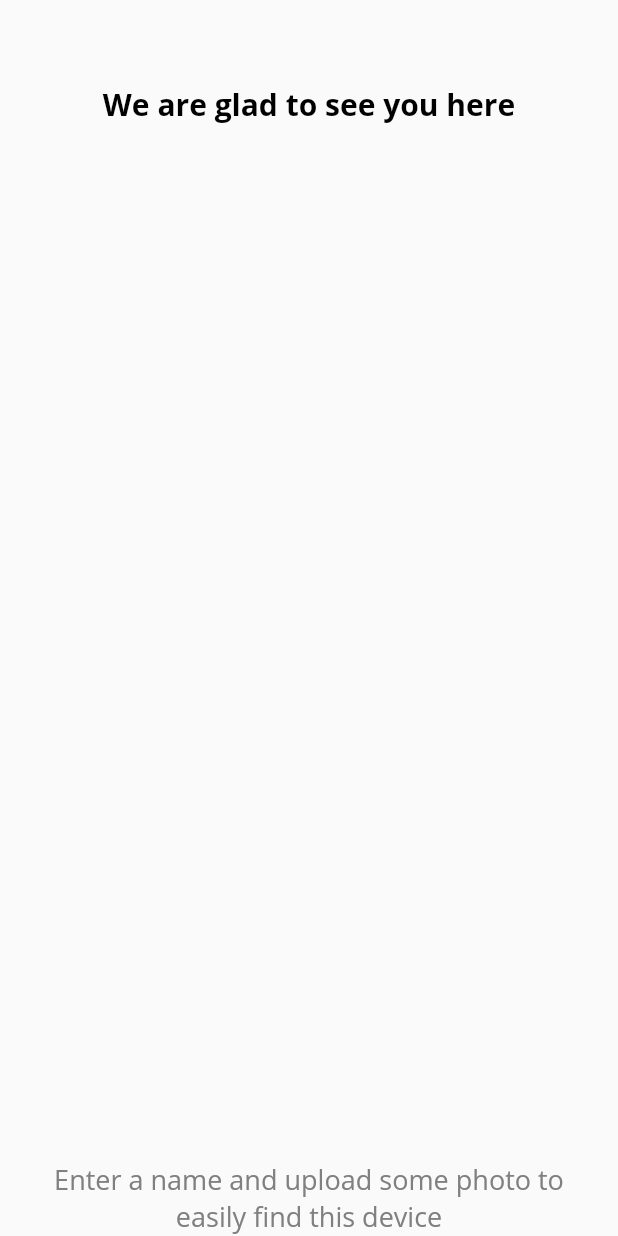
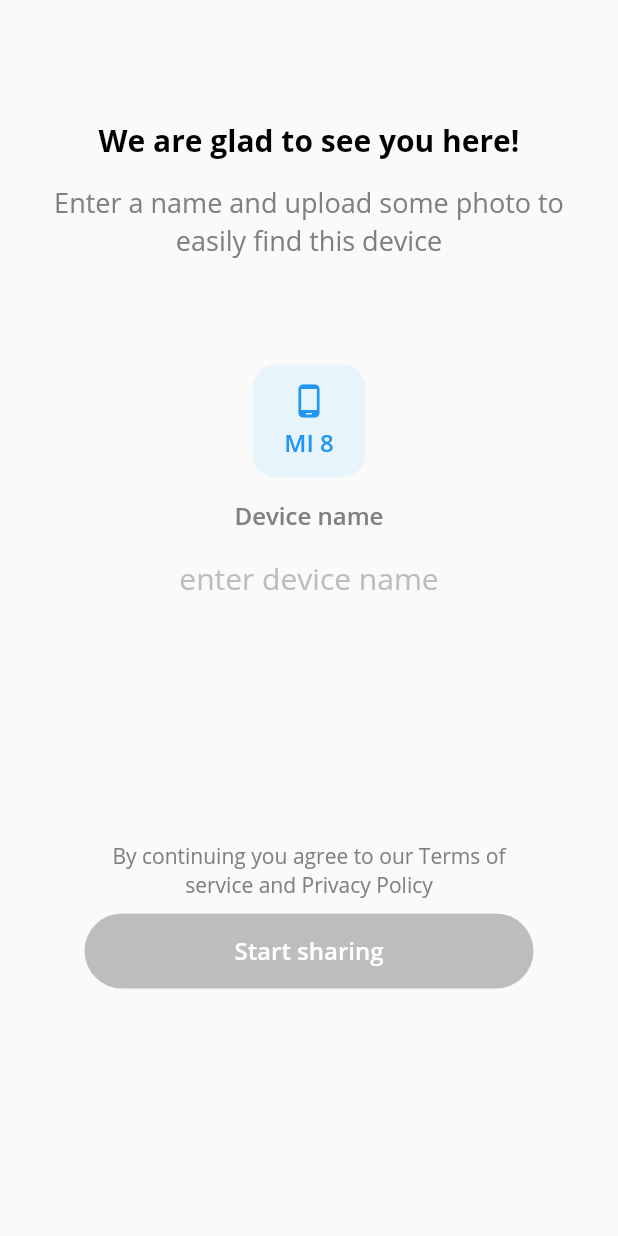
Before and after one commit to sudox-history/droply-mobile, a Flutter app: the screen it shows after launch, on a phone screen of 412 x 824 dp. Run offline on Flutter 3.47's test engine with Material 2 defaults, Android fonts, the phone set to English and light mode, and no system bars.

Commit message:
[BACKUP]

```diff
--- a/lib/app.dart
+++ b/lib/app.dart
@@ -1,11 +1,21 @@
 import 'package:droply/auth/auth_screen.dart';
+import 'package:droply/constants.dart';
+import 'package:flutter/cupertino.dart';
 import 'package:flutter/material.dart';
+import 'package:flutter/services.dart';
 
 class _AppState extends State<App> {
-
   @override
   Widget build(BuildContext context) {
-    return MaterialApp(title: "Droply", home: AuthScreen());
+    return AnnotatedRegion<SystemUiOverlayStyle>(
+        value: SystemUiOverlayStyle.light,
+        child: MaterialApp(
+            debugShowCheckedModeBanner: false,
+            title: "Droply",
+            theme: ThemeData(
+                visualDensity: VisualDensity.adaptivePlatformDensity,
+                cursorColor: AppColors.blue),
+            home: AuthScreen()));
   }
 }
 
--- a/lib/auth/auth_screen.dart
+++ b/lib/auth/auth_screen.dart
@@ -1,27 +1,53 @@
-import 'package:droply/styles.dart';
-import 'package:flutter/cupertino.dart';
+import 'package:droply/constants.dart';
 import 'package:flutter/material.dart';
+import 'package:flutter/painting.dart';
+import 'package:flutter/services.dart';
 
 class AuthScreen extends StatelessWidget {
   @override
   Widget build(BuildContext context) {
     return Scaffold(
-        body: SafeArea(
-            child: Container(
-      padding: EdgeInsets.only(left: 16, right: 16),
-      child: Column(mainAxisAlignment: MainAxisAlignment.spaceBetween, children: [
-        Padding(
-            padding: EdgeInsets.only(top: 56),
-            child: Text("We are glad to see you here",
-                textAlign: TextAlign.center,
+        resizeToAvoidBottomPadding: true,
+        body: Container(
+          height: double.infinity,
+          child: SingleChildScrollView(
+              physics: AlwaysScrollableScrollPhysics(),
+              padding: EdgeInsets.only(top: 80, left: 16, right: 16, bottom: 20),
+              child: GestureDetector(
+                onTap: () => FocusScope.of(context).unfocus(),
+                child: Column(children: [
+                  _buildWelcomeTitle(),
+                  SizedBox(height: 16),
+                  _buildWelcomeHint(),
+                  SizedBox(height: 70),
+                  _buildPhoneBox(),
+                  SizedBox(height: 15),
+                  _buildDeviceNameHint(),
+                  SizedBox(height: 5),
+                  _buildDeviceNameTextField(),
+                  SizedBox(height: 150),
+                  _buildLicenseText(),
+                  SizedBox(height: 10),
+                  _buildEnterButton()
+                ]),
+              )),
+        ));
+  }
+}
+
+Widget _buildWelcomeTitle() {
+  return Text(
+    "We are glad to see you here!",
     style: TextStyle(
         color: AppColors.headerTextColor,
         fontFamily: AppFonts.openSans,
         fontWeight: AppFonts.bold,
-                    fontSize: 20))),
-        Padding(
-            padding: EdgeInsets.only(top: 16),
-            child: Text(
+        fontSize: 20),
+  );
+}
+
+Widget _buildWelcomeHint() {
+  return Text(
     "Enter a name and upload some photo to easily find this device",
     textAlign: TextAlign.center,
     style: TextStyle(
@@ -29,8 +55,96 @@
         fontFamily: AppFonts.openSans,
         fontWeight: AppFonts.regular,
         fontSize: 18),
-            )),
-      ]),
-    )));
+  );
 }
+
+Widget _buildPhoneBox() {
+  return Container(
+      width: 75,
+      height: 75,
+      decoration: BoxDecoration(
+          color: AppColors.lightBlue, borderRadius: BorderRadius.all(Radius.circular(15))),
+      child: Column(
+        mainAxisAlignment: MainAxisAlignment.center,
+        children: [
+          Icon(Icons.phone_android, color: AppColors.blue),
+          Padding(
+            padding: EdgeInsets.only(top: 5),
+            child: Text("MI 8",
+                style: TextStyle(
+                    color: AppColors.blue,
+                    fontFamily: AppFonts.openSans,
+                    fontWeight: AppFonts.semibold,
+                    fontSize: 16)),
+          )
+        ],
+      ));
 }
+
+Widget _buildDeviceNameHint() {
+  return Text(
+    "Device name",
+    textAlign: TextAlign.center,
+    style: TextStyle(
+        color: AppColors.hint1TextColor,
+        fontFamily: AppFonts.openSans,
+        fontWeight: AppFonts.semibold,
+        fontSize: 16),
+  );
+}
+
+Widget _buildDeviceNameTextField() {
+  return TextField(
+      style: TextStyle(
+        color: AppColors.labelTextColor,
+        fontFamily: AppFonts.openSans,
+        fontWeight: AppFonts.regular,
+        fontSize: 20,
+      ),
+      inputFormatters: [LengthLimitingTextInputFormatter(25)],
+      textAlign: TextAlign.center,
+      decoration: InputDecoration(
+        border: InputBorder.none,
+        hintText: "enter device name",
+        hintStyle: TextStyle(
+          color: AppColors.hint2TextColor,
+          fontFamily: AppFonts.openSans,
+          fontWeight: AppFonts.regular,
+          fontSize: 20,
+        ),
+      ));
+}
+
+Widget _buildLicenseText() {
+  return Padding(
+      padding: EdgeInsets.only(left: 40, right: 40),
+      child: Text(
+        "By continuing you agree to our Terms of service and Privacy Policy",
+        textAlign: TextAlign.center,
+        style: TextStyle(
+            color: AppColors.hint1TextColor,
+            fontFamily: AppFonts.openSans,
+            fontWeight: AppFonts.regular,
+            fontSize: 14),
+      ));
+}
+
+Widget _buildEnterButton() {
+  return FlatButton(
+    color: AppColors.blue,
+    disabledColor: AppColors.hint2TextColor,
+    padding: EdgeInsets.only(left: 100, right: 100, top: 14, bottom: 14),
+    shape: RoundedRectangleBorder(
+      borderRadius: BorderRadius.circular(25),
+    ),
+    child: Text(
+      "Start sharing",
+      textAlign: TextAlign.center,
+      style: TextStyle(
+          color: AppColors.whiteColor,
+          fontFamily: AppFonts.openSans,
+          fontWeight: AppFonts.semibold,
+          fontSize: 16),
+    ),
+  );
+}
--- a/lib/styles.dart
+++ b/lib/constants.dart
@@ -2,7 +2,13 @@
 
 class AppColors {
   static final headerTextColor = Colors.black;
+  static final whiteColor = Colors.white;
+  static final labelTextColor = Color(0xFF424242);
   static final hint1TextColor = Color(0xFF808080);
+  static final hint2TextColor = Color(0xFFBDBDBD);
+
+  static final lightBlue = Color(0xFFE8F4FC);
+  static final blue = Color(0xFF2196F3);
 }
 
 class AppFonts {
@@ -11,3 +17,8 @@
   static final semibold = FontWeight.w600;
   static final bold = FontWeight.w700;
 }
+
+class Regex {
+  //TODO: fix
+  static final deviceNameAllow = "^[A-zА-яёЁ0-9!.:\$()-=@*\"]\$";
+}
```
Also changed, not shown: lib/main.dart (line endings or trailing spaces). Lines whose indentation alone changed are shown as unchanged.
